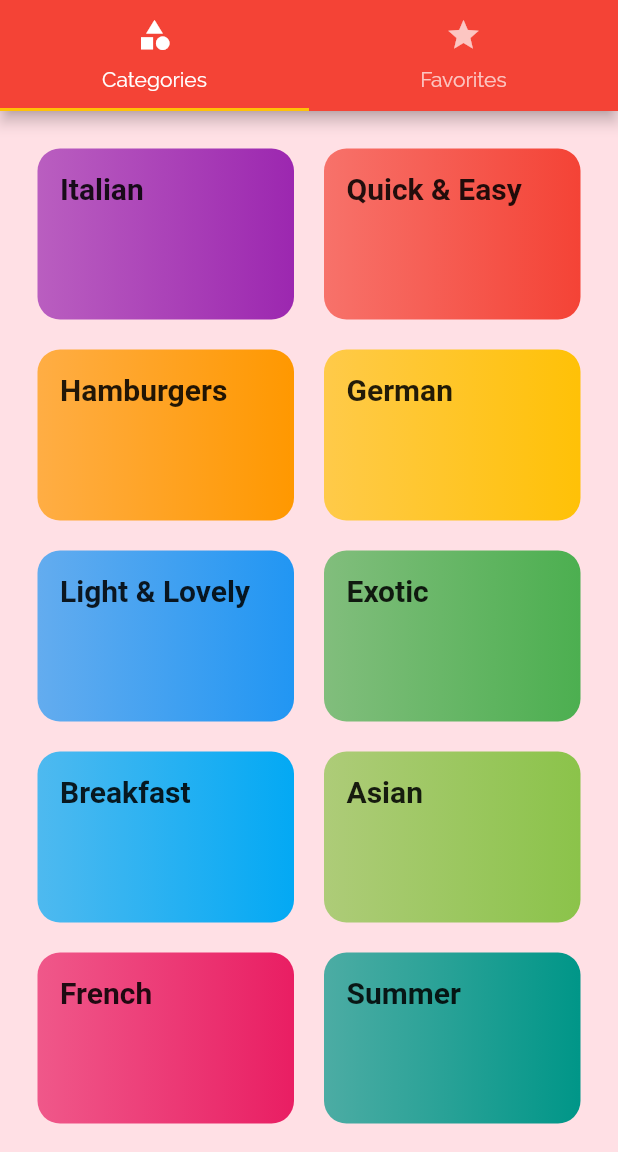
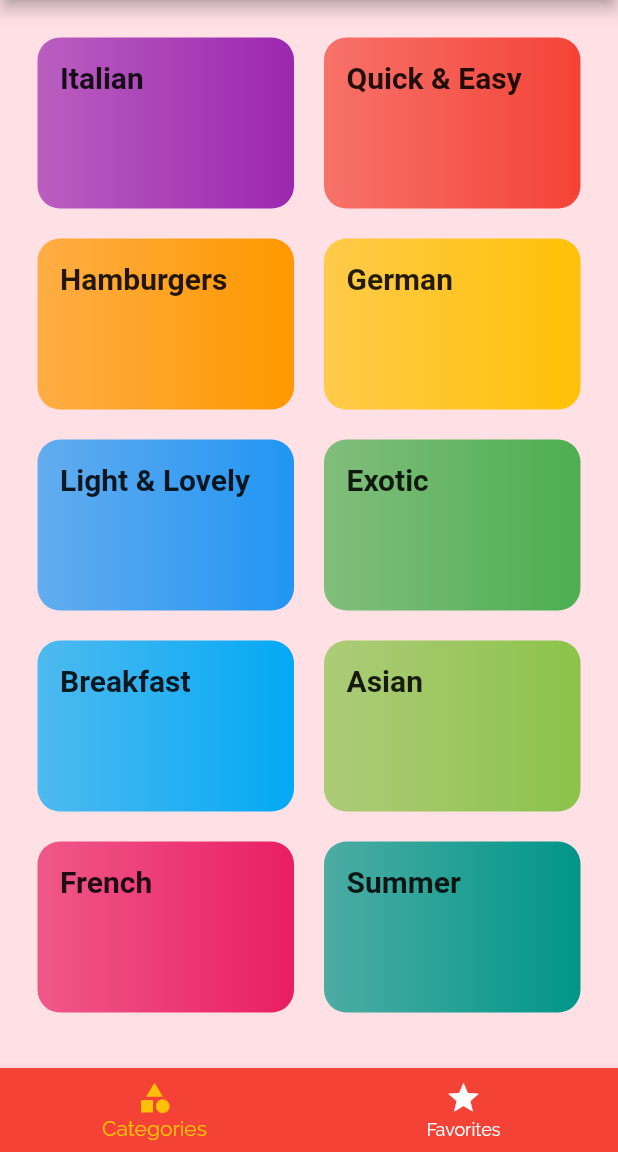
Before and after one commit to shivendu1815/Meal_App, a Flutter app: the screen it shows after launch, on a phone screen of 412 x 824 dp, the part 84-1236 px from its top. Run offline on Flutter 3.47's test engine with Material 2 defaults, Android fonts, the phone set to English and light mode, and no system bars; Roboto replaces fonts that are missing (RobotCondensed).

Commit message:
bottom tab bar added

```diff
--- a/lib/screens/tab_screen.dart
+++ b/lib/screens/tab_screen.dart
@@ -1,4 +1,4 @@
-import 'package:Meal_App/screens/favorites_screen.dart';
+import './favorites_screen.dart';
 import 'package:flutter/material.dart';
 import './categories_screen.dart';
 
@@ -8,30 +8,45 @@ class TabsScreen extends StatefulWidget {
 }
 
 class _TabsScreenState extends State<TabsScreen> {
+  final List<Widget> _pages =[
+    CategoriesScreen(),
+    FavoritesScreen(),
+  ];
+  int _selectPageIndex = 0;
+
+
+  void _selectPage(int index) {
+    setState(() {
+      _selectPageIndex= index;
+    });
+
+  }
+
   @override
   Widget build(BuildContext context) {
-    return DefaultTabController(length: 2, child: Scaffold(
-      appBar: AppBar(title: Text('Meals'), bottom: TabBar(
-        tabs: <Widget>[
-          Tab(
-            icon: Icon(
-              Icons.category,
-            ),
-            text: 'Categories',
+    return Scaffold(
+      appBar: AppBar(
+        title: Text('Meals'),
+
+      ),
+      body: _pages[_selectPageIndex],
+      bottomNavigationBar: BottomNavigationBar(
+        onTap: _selectPage,
+        backgroundColor: Theme.of(context).primaryColor,
+        unselectedItemColor: Colors.white,
+        selectedItemColor: Theme.of(context).accentColor,
+        currentIndex: _selectPageIndex,
+        items: [
+          BottomNavigationBarItem(
+            icon: Icon(Icons.category),
+            title: Text('Categories'),
           ),
-        Tab(
-          icon: Icon(
-            Icons.star
+          BottomNavigationBarItem(
+            icon: Icon(Icons.star),
+            title: Text('Favorites'),
           ),
-          text: 'Favorites',
-        ),
-      ],
+        ],
       ),
-      ),
-      body: TabBarView(children: <Widget>[
-        CategoriesScreen(),
-        FavoritesScreen(),
-      ]),
-    ),);
+    );
   }
 }
```
